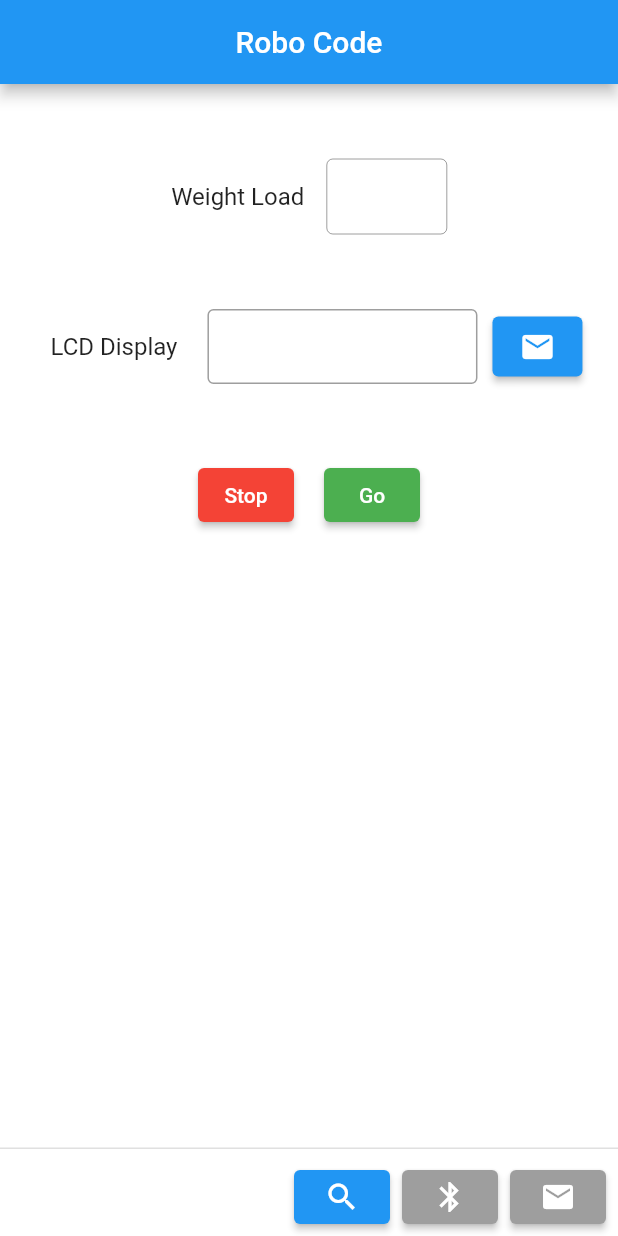
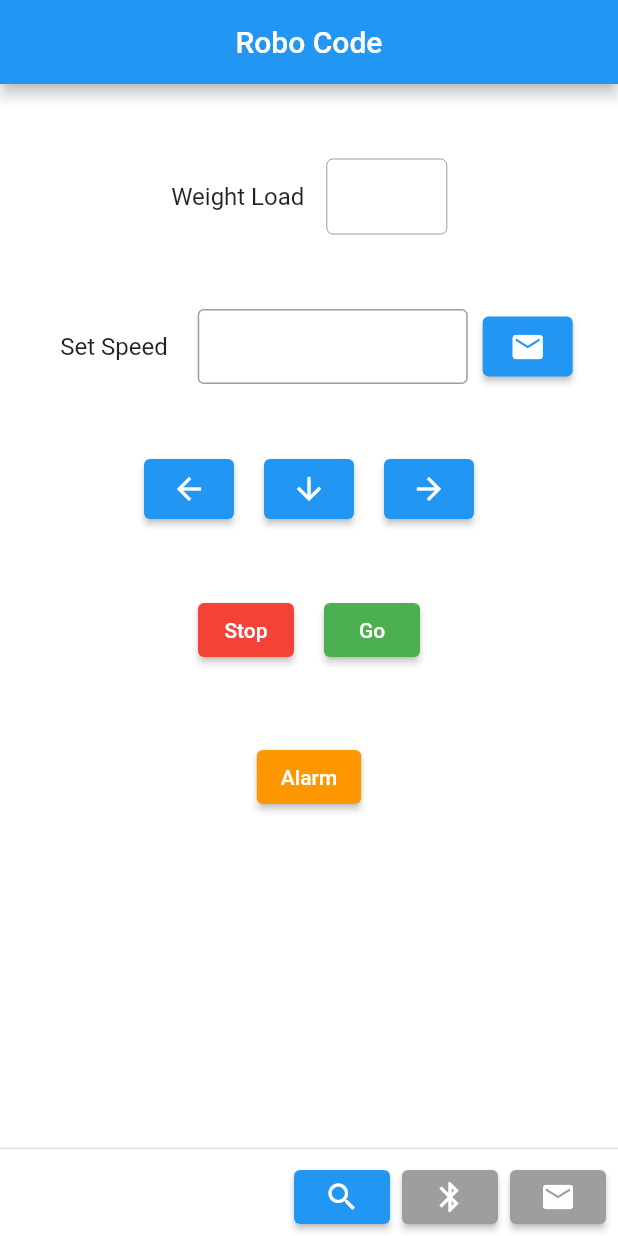
Before and after one commit to hgongloff/CEG-4981-Group7, a Flutter app: the screen it shows after launch, on a phone screen of 412 x 824 dp. Run offline on Flutter 3.47's test engine with Material 2 defaults, Android fonts, the phone set to English and light mode, and no system bars; our stand-ins replace bloc, equatable, flutter_bloc; missing offline and left inert: flutter_reactive_ble, location_permissions.

Commit message:
updated main screen

```diff
--- a/cargo_bot_mobile_app/lib/pages/main_screen.dart
+++ b/cargo_bot_mobile_app/lib/pages/main_screen.dart
@@ -210,7 +210,7 @@ class _MainScreenState extends State<MainScreen> {
               Container(
                 padding: const EdgeInsets.fromLTRB(10, 50, 10, 0),
                 child: const Text(
-                  "LCD Display",
+                  "Set Speed",
                   style: TextStyle(
                     fontSize: 16,
                   ),
@@ -220,7 +220,9 @@ class _MainScreenState extends State<MainScreen> {
                 padding: const EdgeInsets.fromLTRB(10, 50, 10, 0),
                 width: 200,
                 height: 100,
+                // Make this text field only accept numbers
                 child: TextField(
+                  textInputAction: TextInputAction.done,
                   style: const TextStyle(
                     fontSize: 20,
                   ),
@@ -241,12 +243,57 @@ class _MainScreenState extends State<MainScreen> {
                   height: 90,
                   child: ElevatedButton(
                     style: ElevatedButton.styleFrom(
-                      primary: Colors.blue, // background
-                      onPrimary: Colors.white, // foreground
+                      backgroundColor: Colors.blue, // background
+                      foregroundColor: Colors.white, // foreground
                     ),
                     onPressed: _sendDisplayData,
                     child: const Icon(Icons.mail),
                   )),
+            ],
+          ),
+          // Make a row of arrow buttons
+          Row(
+            mainAxisAlignment: MainAxisAlignment.center,
+            children: [
+              Container(
+                padding: const EdgeInsets.fromLTRB(10, 50, 10, 0),
+                width: 80,
+                height: 90,
+                child: ElevatedButton(
+                  style: ElevatedButton.styleFrom(
+                    backgroundColor: Colors.blue, // background
+                    foregroundColor: Colors.white, // foreground
+                  ),
+                  onPressed: _partyTime,
+                  child: const Icon(Icons.arrow_back),
+                ),
+              ),
+              Container(
+                padding: const EdgeInsets.fromLTRB(10, 50, 10, 0),
+                width: 80,
+                height: 90,
+                child: ElevatedButton(
+                  style: ElevatedButton.styleFrom(
+                    backgroundColor: Colors.blue, // background
+                    foregroundColor: Colors.white, // foreground
+                  ),
+                  onPressed: _partyTime,
+                  child: const Icon(Icons.arrow_downward),
+                ),
+              ),
+              Container(
+                padding: const EdgeInsets.fromLTRB(10, 50, 10, 0),
+                width: 80,
+                height: 90,
+                child: ElevatedButton(
+                  style: ElevatedButton.styleFrom(
+                    backgroundColor: Colors.blue, // background
+                    foregroundColor: Colors.white, // foreground
+                  ),
+                  onPressed: _partyTime,
+                  child: const Icon(Icons.arrow_forward),
+                ),
+              ),
             ],
           ),
           Row(
@@ -256,8 +303,8 @@ class _MainScreenState extends State<MainScreen> {
                 padding: const EdgeInsets.fromLTRB(10, 50, 10, 0),
                 child: ElevatedButton(
                   style: ElevatedButton.styleFrom(
-                    primary: Colors.red, // background
-                    onPrimary: Colors.white, // foreground
+                    backgroundColor: Colors.red, // background
+                    foregroundColor: Colors.white, // foreground
                   ),
                   onPressed: _partyTime,
                   child: const Text('Stop'),
@@ -268,11 +315,27 @@ class _MainScreenState extends State<MainScreen> {
                 // Make a green button that says go
                 child: ElevatedButton(
                   style: ElevatedButton.styleFrom(
-                    primary: Colors.green, // background
-                    onPrimary: Colors.white, // foreground
+                    backgroundColor: Colors.green, // background
+                    foregroundColor: Colors.white, // foreground
                   ),
                   onPressed: _partyTime,
                   child: const Text('Go'),
+                ),
+              ),
+            ],
+          ),
+          Row(
+            mainAxisAlignment: MainAxisAlignment.center,
+            children: [
+              Container(
+                padding: const EdgeInsets.fromLTRB(10, 50, 10, 0),
+                child: ElevatedButton(
+                  style: ElevatedButton.styleFrom(
+                    backgroundColor: Colors.orange, // background
+                    foregroundColor: Colors.white, // foreground
+                  ),
+                  onPressed: _partyTime,
+                  child: const Text('Alarm'),
                 ),
               ),
             ],
@@ -286,8 +349,8 @@ class _MainScreenState extends State<MainScreen> {
             // True condition
             ? ElevatedButton(
                 style: ElevatedButton.styleFrom(
-                  primary: Colors.grey, // background
-                  onPrimary: Colors.white, // foreground
+                  backgroundColor: Colors.grey, // background
+                  foregroundColor: Colors.white, // foreground
                 ),
                 onPressed: () {},
                 child: const Icon(Icons.search),
@@ -295,8 +358,8 @@ class _MainScreenState extends State<MainScreen> {
             // False condition
             : ElevatedButton(
                 style: ElevatedButton.styleFrom(
-                  primary: Colors.blue, // background
-                  onPrimary: Colors.white, // foreground
+                  backgroundColor: Colors.blue, // background
+                  foregroundColor: Colors.white, // foreground
                 ),
                 onPressed: _startScan,
                 child: const Icon(Icons.search),
@@ -305,8 +368,8 @@ class _MainScreenState extends State<MainScreen> {
             // True condition
             ? ElevatedButton(
                 style: ElevatedButton.styleFrom(
-                  primary: Colors.blue, // background
-                  onPrimary: Colors.white, // foreground
+                  backgroundColor: Colors.blue, // background
+                  foregroundColor: Colors.white, // foreground
                 ),
                 onPressed: _connectToDevice,
                 child: const Icon(Icons.bluetooth),
@@ -314,8 +377,8 @@ class _MainScreenState extends State<MainScreen> {
             // False condition
             : ElevatedButton(
                 style: ElevatedButton.styleFrom(
-                  primary: Colors.grey, // background
-                  onPrimary: Colors.white, // foreground
+                  backgroundColor: Colors.grey, // background
+                  foregroundColor: Colors.white, // foreground
                 ),
                 onPressed: () {},
                 child: const Icon(Icons.bluetooth),
@@ -324,8 +387,8 @@ class _MainScreenState extends State<MainScreen> {
             // True condition
             ? ElevatedButton(
                 style: ElevatedButton.styleFrom(
-                  primary: Colors.blue, // background
-                  onPrimary: Colors.white, // foreground
+                  backgroundColor: Colors.blue, // background
+                  foregroundColor: Colors.white, // foreground
                 ),
                 onPressed: _readCharacteristic,
                 child: const Icon(Icons.mail),
@@ -333,8 +396,8 @@ class _MainScreenState extends State<MainScreen> {
             // False condition
             : ElevatedButton(
                 style: ElevatedButton.styleFrom(
-                  primary: Colors.grey, // background
-                  onPrimary: Colors.white, // foreground
+                  backgroundColor: Colors.grey, // background
+                  foregroundColor: Colors.white, // foreground
                 ),
                 onPressed: _partyTime,
                 child: const Icon(Icons.mail),
```
Also changed, not shown: cargo_bot_mobile_app/pubspec.lock.
